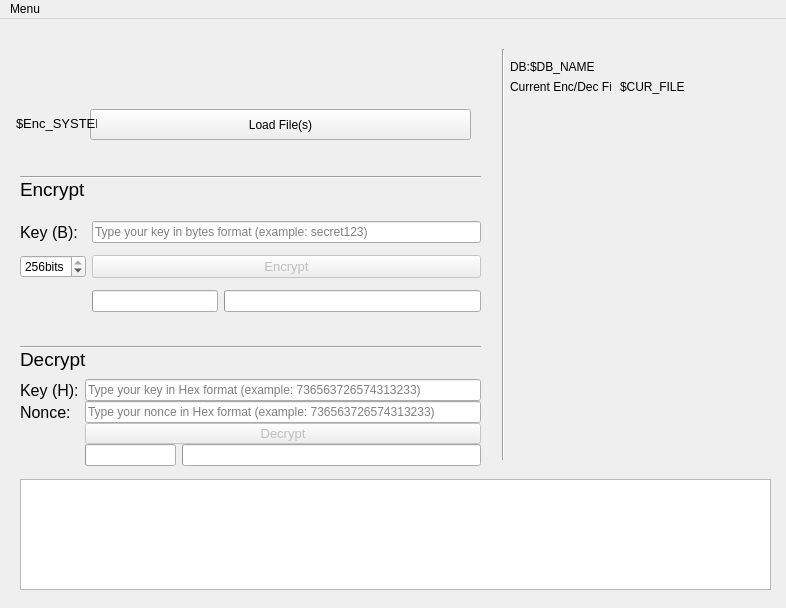
Old version of the form FCS_GUI.ui in the repository JimChr-R4GN4R/FilesCrypterSavior.
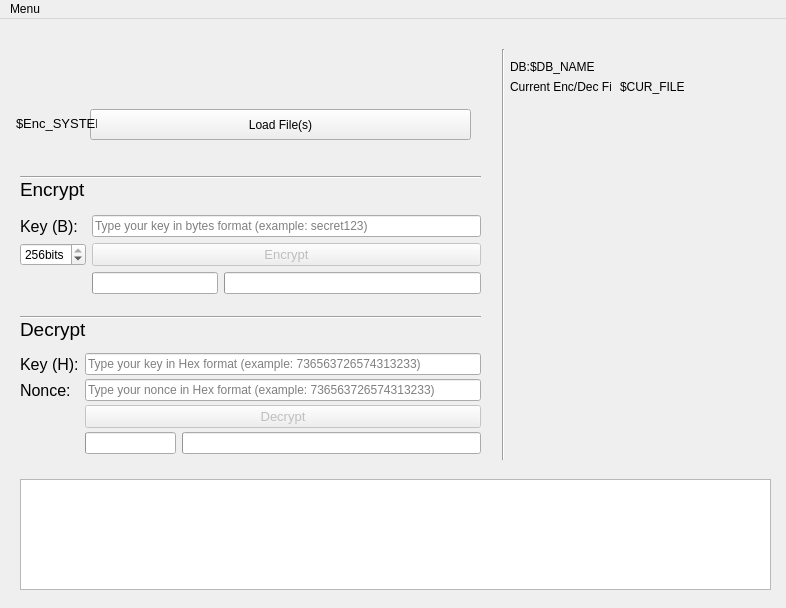
New version of the form. Icons and pictures are not drawn.

```diff
--- a/FCS_GUI.ui
+++ b/FCS_GUI.ui
@@ -41,7 +41,7 @@
       <x>20</x>
       <y>190</y>
       <width>461</width>
-      <height>118</height>
+      <height>91</height>
      </rect>
     </property>
     <layout class="QGridLayout" name="encrypt_form">
@@ -181,9 +181,9 @@
     <property name="geometry">
      <rect>
       <x>20</x>
-      <y>360</y>
+      <y>330</y>
       <width>461</width>
-      <height>87</height>
+      <height>111</height>
      </rect>
     </property>
     <layout class="QGridLayout" name="decrypt_form">
@@ -329,7 +329,7 @@
     <property name="geometry">
      <rect>
       <x>20</x>
-      <y>330</y>
+      <y>300</y>
       <width>71</width>
       <height>21</height>
      </rect>
@@ -400,7 +400,7 @@
     <property name="geometry">
      <rect>
       <x>20</x>
-      <y>320</y>
+      <y>290</y>
       <width>461</width>
       <height>16</height>
      </rect>
```
Left out of the diff: 44 changed lines with no effect on the pictures.
